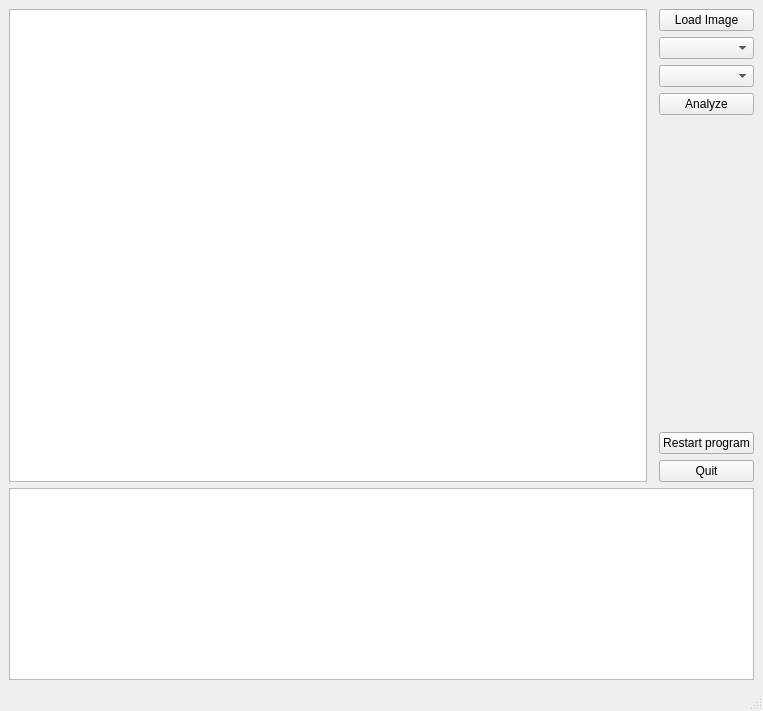
This is ui/MainWindow.ui in zdenop/pyTesseractDemo as Qt 5 draws it before an edit. The edited form follows.
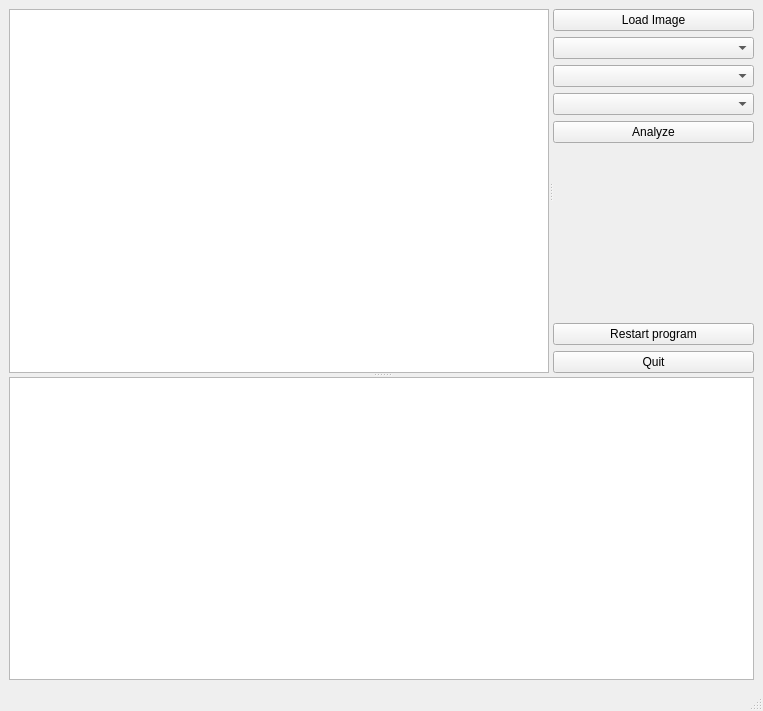
This is the edited form.

Patch:
```diff
--- a/ui/MainWindow.ui
+++ b/ui/MainWindow.ui
@@ -16,9 +16,16 @@
   <widget class="QWidget" name="centralwidget">
    <layout class="QGridLayout" name="gridLayout">
     <item row="0" column="0">
+     <widget class="QSplitter" name="splitter_2">
+      <property name="orientation">
+       <enum>Qt::Vertical</enum>
+      </property>
+      <widget class="QSplitter" name="splitter">
+       <property name="orientation">
+        <enum>Qt::Horizontal</enum>
+       </property>
      <widget class="QGraphicsView" name="graphicsView"/>
-    </item>
-    <item row="0" column="2">
+       <widget class="QWidget" name="">
      <layout class="QVBoxLayout" name="verticalLayout">
       <item>
        <widget class="QPushButton" name="pushButtonLoad">
@@ -27,6 +34,9 @@
         </property>
        </widget>
       </item>
+         <item>
+          <widget class="QComboBox" name="comboBoxLang"/>
+         </item>
       <item>
        <widget class="QComboBox" name="comboBoxPSM"/>
       </item>
@@ -68,8 +78,8 @@
        </widget>
       </item>
      </layout>
-    </item>
-    <item row="1" column="0" colspan="3">
+       </widget>
+      </widget>
      <widget class="QTextEdit" name="textEdit">
       <property name="sizePolicy">
        <sizepolicy hsizetype="Expanding" vsizetype="Preferred">
@@ -78,6 +88,7 @@
        </sizepolicy>
       </property>
      </widget>
+     </widget>
     </item>
    </layout>
   </widget>
```
Left out of the diff: 2 changed lines with no effect on the pictures. Lines whose indentation alone changed are shown as unchanged.
